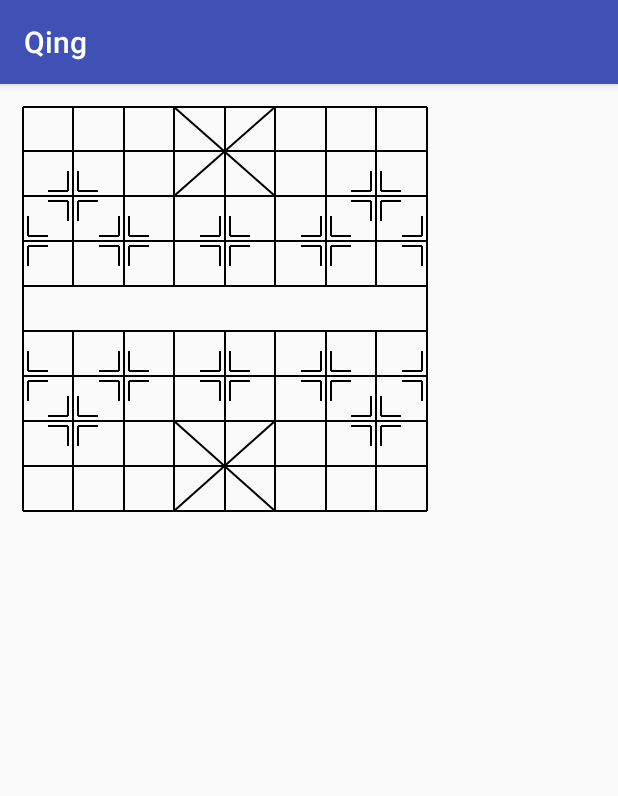
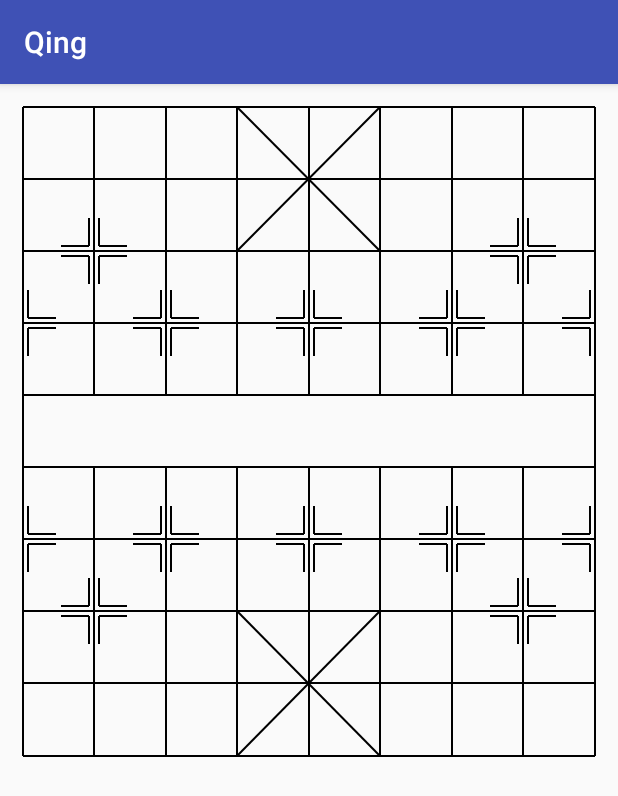
Before and after one commit to wei2006004/Qing, an Android app: the screen it shows after launch (MainActivity), on a phone screen of 412 x 824 dp. Shown: the top 796 px of the screen. Run offline under Robolectric (Android 15) with nearby library versions, the phone set to English and light mode, and no system bars.

Commit message:
* 棋盘固定比例

```diff
--- a/app/src/main/java/com/vinson/qing/widget/CheckerBoard.java
+++ b/app/src/main/java/com/vinson/qing/widget/CheckerBoard.java
@@ -1,12 +1,14 @@
 package com.vinson.qing.widget;
 
 import android.content.Context;
+import android.content.res.TypedArray;
 import android.graphics.Canvas;
 import android.graphics.Color;
 import android.graphics.Paint;
 import android.util.AttributeSet;
 import android.view.ViewGroup;
 
+import com.vinson.qing.R;
 import com.vinson.qing.utils.DimenUtils;
 
 /**
@@ -21,8 +23,8 @@ public class CheckerBoard extends ViewGroup {
     private final static int BROAD_X_MAX_INDEX = 8;
     private final static int BROAD_Y_MAX_INDEX = 9;
 
-    private final static int MIN_WIDTH = 300;
-    private final static int MIN_HEIGHT = 300;
+    private final static int MIN_WIDTH = 240;
+    private final static int MIN_HEIGHT = 270;
 
     private int boardWidth;
     private int boardHeight;
@@ -30,6 +32,8 @@ public class CheckerBoard extends ViewGroup {
 
     private int startx;
     private int starty;
+
+    private boolean fixScale;
 
     private Paint mLinePaint;
 
@@ -43,6 +47,12 @@ public class CheckerBoard extends ViewGroup {
 
     public CheckerBoard(Context context, AttributeSet attrs, int defStyleAttr) {
         super(context, attrs, defStyleAttr);
+        TypedArray array = context.getTheme().obtainStyledAttributes(attrs, R.styleable.CheckerBoard, defStyleAttr, 0);
+        for (int i = 0 ;i< array.getIndexCount();i++){
+            if (array.getIndex(i) == R.styleable.CheckerBoard_fixScale) {
+                fixScale = array.getBoolean(i, false);
+            }
+        }
         initPaint();
         setWillNotDraw(false);
     }
@@ -70,6 +80,9 @@ public class CheckerBoard extends ViewGroup {
         }
         if (heightMode == MeasureSpec.AT_MOST) {
             sizeHeight = DimenUtils.dp2px(MIN_HEIGHT);
+        }
+        if (fixScale) {
+            sizeHeight = (int) (sizeWidth / (float) BROAD_X_MAX_INDEX * BROAD_Y_MAX_INDEX);
         }
         setMeasuredDimension(sizeWidth, sizeHeight);
     }
--- a/app/src/main/res/layout/activity_main.xml
+++ b/app/src/main/res/layout/activity_main.xml
@@ -1,14 +1,14 @@
 <?xml version="1.0" encoding="utf-8"?>
 <RelativeLayout xmlns:android="http://schemas.android.com/apk/res/android"
-    xmlns:tools="http://schemas.android.com/tools"
+    xmlns:app="http://schemas.android.com/apk/res-auto"
     android:id="@+id/activity_main"
     android:layout_width="match_parent"
-    android:layout_height="match_parent"
-    tools:context="com.vinson.qing.MainActivity">
+    android:layout_height="match_parent">
 
     <com.vinson.qing.widget.CheckerBoard
         android:padding="5dp"
-        android:layout_width="wrap_content"
-        android:layout_height="wrap_content" />
+        android:layout_width="match_parent"
+        android:layout_height="wrap_content"
+        app:fixScale="true"/>
 
 </RelativeLayout>
--- /dev/null
+++ b/app/src/main/res/values/attrs.xml
@@ -0,0 +1,8 @@
+<?xml version="1.0" encoding="utf-8"?>
+<resources>
+    <attr name="fixScale" format="boolean"/>
+
+    <declare-styleable name="CheckerBoard">
+        <attr name="fixScale"/>
+    </declare-styleable>
+</resources>
```
